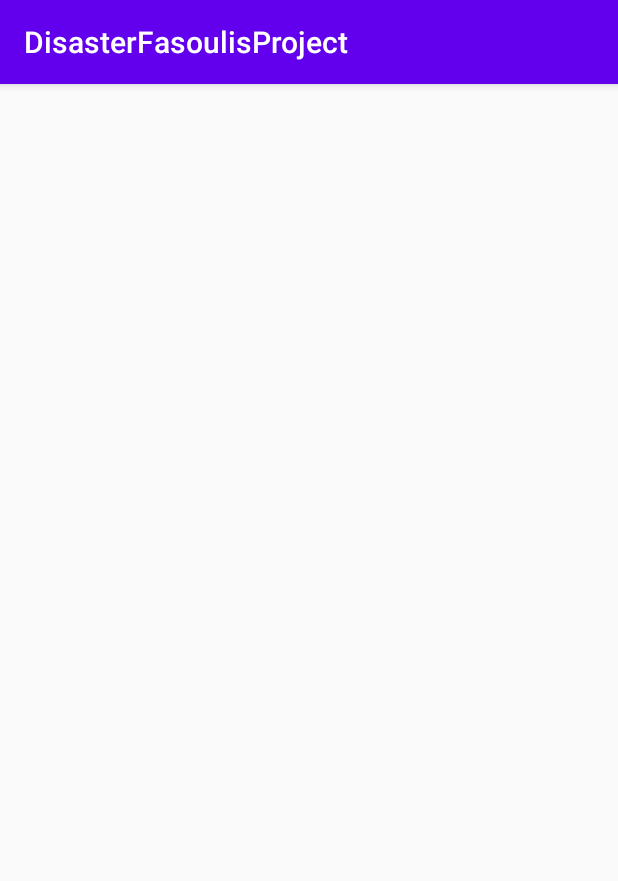
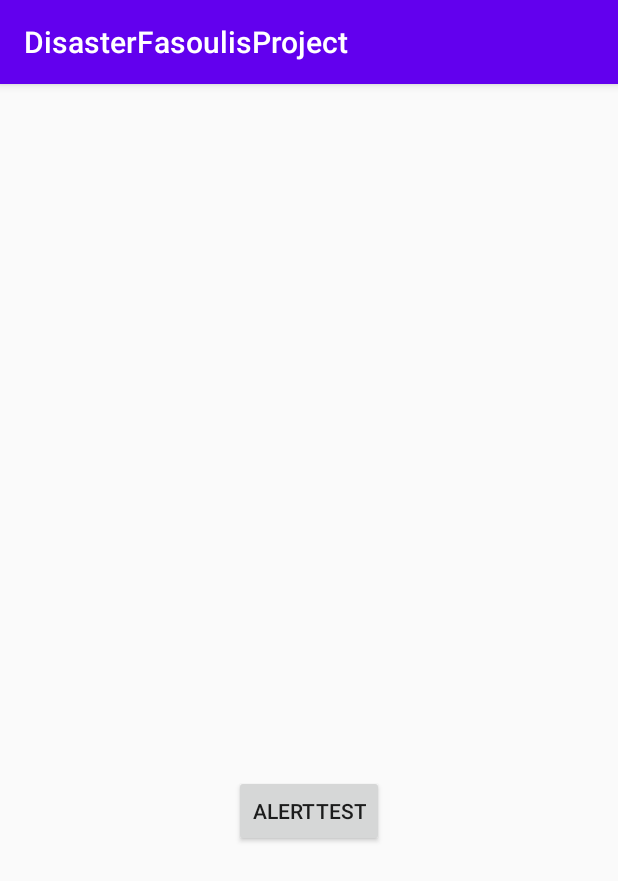
Before and after one commit to melifas/DisasterFasoulisProject, an Android app: the AccelerometerActivity screen opened directly, with no data from a screen before it, on a phone screen of 412 x 824 dp. Shown: the top 881 px of the screen. Run offline under Robolectric (Android 15) with nearby library versions, the phone set to English and light mode, and no system bars.

Commit message:
Simple Alert Dialog

```diff
--- a/app/src/main/java/com/example/disasterfasoulisproject/FireActivity.java
+++ b/app/src/main/java/com/example/disasterfasoulisproject/FireActivity.java
@@ -188,7 +188,8 @@ public class FireActivity extends AppCompatActivity implements FirebaseAuth.Auth
             latitude = loc.getLatitude();
             longtitude = loc.getLongitude();
 
-            String message = String.valueOf(latitude)  + String.valueOf(longtitude);
+            String message = "Βρίσκομαι στην τοποθεσία με γεωγραφικό μήκος " + String.valueOf(latitude) + " και γεωγραφικό πλάτος "  + String.valueOf(longtitude) +
+                    " και παρατηρώ μια πυρκαϊά";
             String tel = "6984498150";
 
             if (ActivityCompat.checkSelfPermission(this,Manifest.permission.SEND_SMS)!=PackageManager.PERMISSION_GRANTED){
--- a/app/src/main/res/layout/activity_accelerometer.xml
+++ b/app/src/main/res/layout/activity_accelerometer.xml
@@ -6,4 +6,14 @@
     android:layout_height="match_parent"
     tools:context=".AccelerometerActivity">
 
+    <Button
+        android:id="@+id/button"
+        android:layout_width="wrap_content"
+        android:layout_height="wrap_content"
+        android:layout_marginBottom="259dp"
+        android:onClick="AlertDialog"
+        android:text="AlertTest"
+        app:layout_constraintBottom_toBottomOf="parent"
+        app:layout_constraintEnd_toEndOf="parent"
+        app:layout_constraintStart_toStartOf="parent" />
 </androidx.constraintlayout.widget.ConstraintLayout>
```
Also changed, not shown: app/src/main/java/com/example/disasterfasoulisproject/AccelerometerActivity.java (+23 -0 lines), app/src/main/java/com/example/disasterfasoulisproject/MainActivity.java (+9 -1 lines), app/src/main/res/layout/activity_main.xml (+18 -11 lines).
